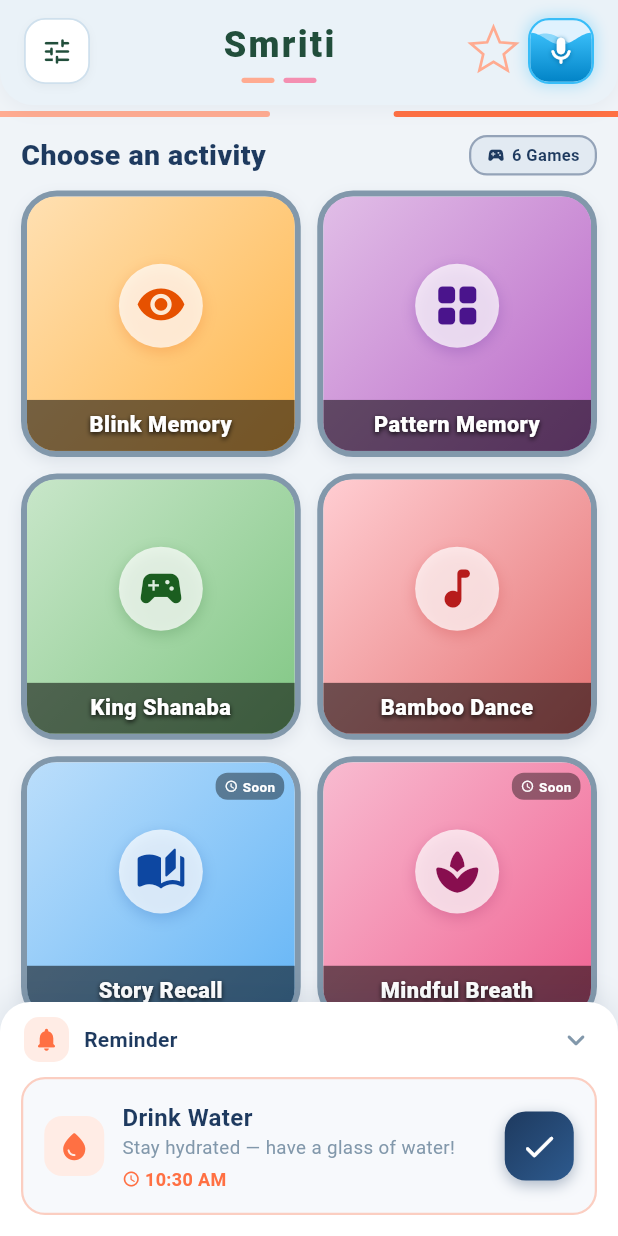
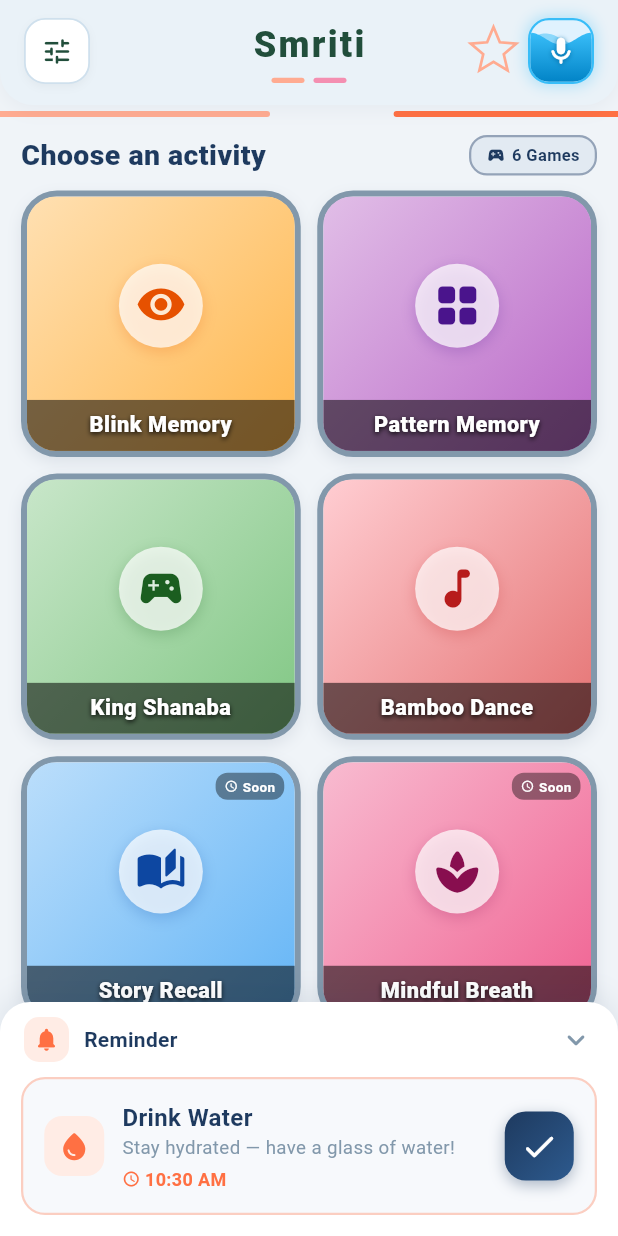
Before and after one commit to CfRadar/Smriti, a Flutter app: the screen it shows after launch, on a phone screen of 412 x 824 dp. Run offline on Flutter 3.47's test engine with Material 3 defaults, Android fonts, the phone set to English and light mode, and no system bars; our stand-ins replace audioplayers, permission_handler, shared_preferences, speech_to_text; network calls fail; Roboto replaces fonts that are missing (Arial).

Commit message:
logo  fixed

```diff
--- a/apps/patient/lib/main.dart
+++ b/apps/patient/lib/main.dart
@@ -790,24 +790,29 @@ class _GameHubPageState extends State<GameHubPage> {
           ),
         ],
       ),
-      child: Row(
-        mainAxisAlignment: MainAxisAlignment.spaceBetween,
-        crossAxisAlignment: CrossAxisAlignment.center,
+      child: Stack(
+        alignment: Alignment.center,
         children: [
-          // Settings on left
-          _buildSettingsButton(),
-
-          // Title in centre
+          // Title always perfectly centered
           _buildTitleWithUnderline(),
 
-          // Right side: star badge + voice button
-          Row(
-            mainAxisSize: MainAxisSize.min,
-            children: [
-              AnimatedStarBadge(key: AnimatedStarBadge.globalKey),
-              const SizedBox(width: 6),
-              const VoiceWaveButton(),
-            ],
+          // Settings on the far left
+          Align(
+            alignment: Alignment.centerLeft,
+            child: _buildSettingsButton(),
+          ),
+
+          // Star + voice on the far right
+          Align(
+            alignment: Alignment.centerRight,
+            child: Row(
+              mainAxisSize: MainAxisSize.min,
+              children: [
+                AnimatedStarBadge(key: AnimatedStarBadge.globalKey),
+                const SizedBox(width: 6),
+                const VoiceWaveButton(),
+              ],
+            ),
           ),
         ],
       ),
```
